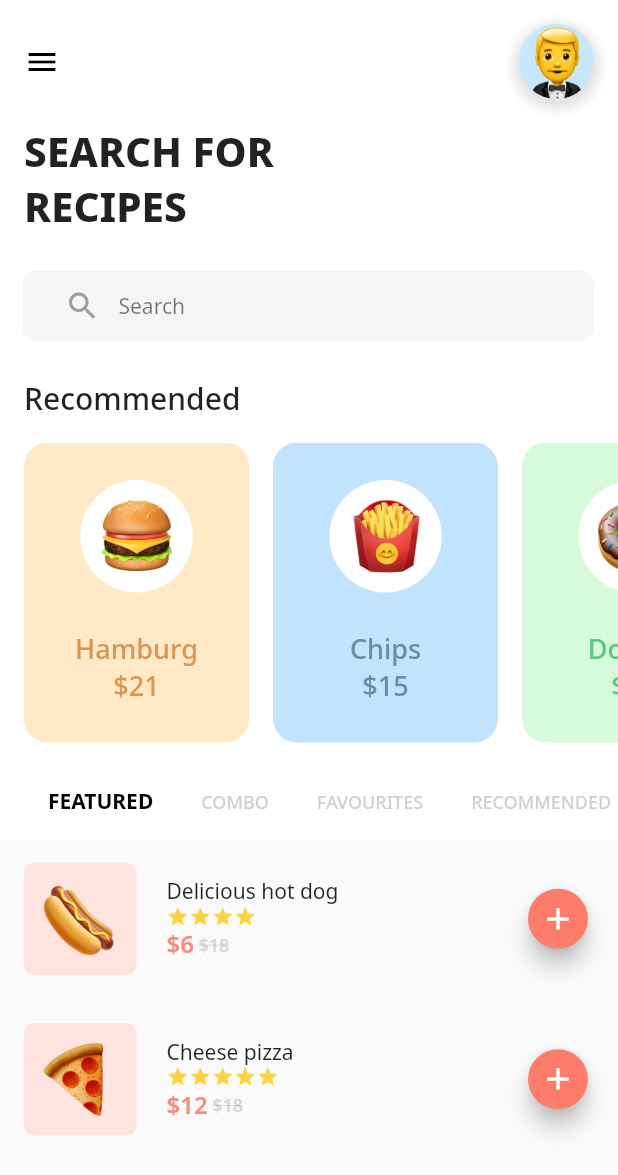
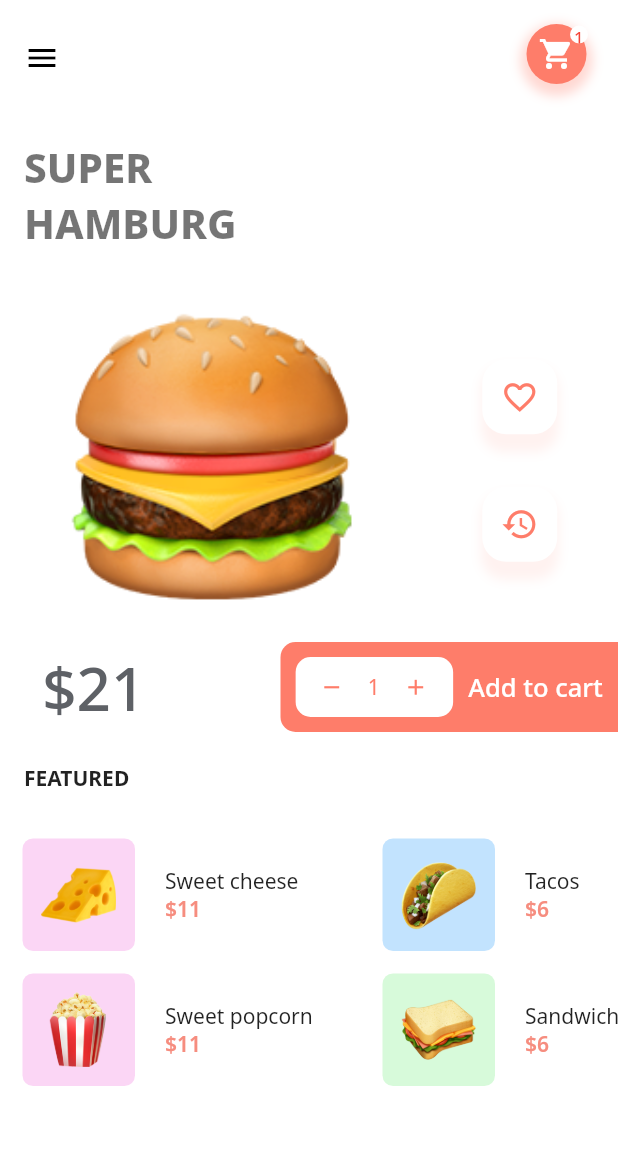
Before and after one commit to Omeiza17/emoji_food, a Flutter app: the screen it shows after launch, after a tap on "Hamburg", on a phone screen of 412 x 824 dp. Shown: the top 1175 px of the screen. Run offline on Flutter 3.47's test engine with Material 2 defaults, Android fonts, the phone set to English and light mode, and no system bars; drawn by our look-alikes of smooth_star_rating; our stand-ins replace google_fonts.

Commit message:
Presentation page of the second page completed.

```diff
--- /dev/null
+++ b/lib/presentation/food_item_page.dart
@@ -0,0 +1,380 @@
+import 'package:flutter/material.dart';
+import 'package:flutter/widgets.dart';
+
+class FoodItemPage extends StatefulWidget {
+  final imgPath, foodName, pricePerItem, heroTag;
+
+  FoodItemPage({
+    Key key,
+    this.imgPath,
+    this.foodName,
+    this.pricePerItem,
+    this.heroTag,
+  }) : super(key: key);
+
+  @override
+  _FoodItemPageState createState() => _FoodItemPageState();
+}
+
+class _FoodItemPageState extends State<FoodItemPage> {
+  var netPrice = 0.0;
+  var quantity = 1;
+
+  @override
+  Widget build(BuildContext context) {
+    return Scaffold(
+      backgroundColor: Colors.white,
+      body: ListView(
+        children: <Widget>[
+          Padding(
+            padding: EdgeInsets.all(16.0),
+            child: Row(
+              mainAxisAlignment: MainAxisAlignment.spaceBetween,
+              children: <Widget>[
+                Icon(Icons.menu, color: Colors.black),
+                Stack(
+                  children: <Widget>[
+                    Container(
+                      height: 45.0,
+                      width: 45.0,
+                      color: Colors.transparent,
+                    ),
+                    Container(
+                      height: 40.0,
+                      width: 40.0,
+                      decoration: BoxDecoration(boxShadow: [
+                        BoxShadow(
+                          color: Color(0xFFFE7D6A).withOpacity(0.3),
+                          blurRadius: 6.0,
+                          spreadRadius: 4.0,
+                          offset: Offset(0.0, 4.0),
+                        ),
+                      ], color: Color(0xFFFE7D6A), shape: BoxShape.circle),
+                      child: Center(
+                        child: Icon(
+                          Icons.shopping_cart,
+                          color: Colors.white,
+                        ),
+                      ),
+                    ),
+                    Positioned(
+                      top: 1.0,
+                      right: 4.0,
+                      child: Container(
+                        height: 12.0,
+                        width: 12.0,
+                        decoration: BoxDecoration(
+                          color: Colors.white,
+                          shape: BoxShape.circle,
+                        ),
+                        child: Center(
+                          child: Text(
+                            '1',
+                            style: Theme.of(context)
+                                .textTheme
+                                .caption
+                                .copyWith(color: Colors.red),
+                          ),
+                        ),
+                      ),
+                    )
+                  ],
+                ),
+              ],
+            ),
+          ),
+          SizedBox(height: 16.0),
+          Padding(
+            padding: const EdgeInsets.only(left: 16.0),
+            child: Text(
+              'SUPER',
+              style: Theme.of(context)
+                  .textTheme
+                  .headline4
+                  .copyWith(fontWeight: FontWeight.w800, fontSize: 27.0),
+            ),
+          ),
+          Padding(
+            padding: const EdgeInsets.only(left: 16.0),
+            child: Text(
+              widget.foodName.toString().toUpperCase(),
+              style: Theme.of(context)
+                  .textTheme
+                  .headline4
+                  .copyWith(fontWeight: FontWeight.w800, fontSize: 27.0),
+            ),
+          ),
+          SizedBox(height: 40.0),
+          Row(
+            mainAxisAlignment: MainAxisAlignment.spaceEvenly,
+            children: <Widget>[
+              Hero(
+                tag: widget.heroTag,
+                child: Container(
+                  height: 200.0,
+                  width: 200.0,
+                  decoration: BoxDecoration(
+                    image: DecorationImage(
+                      image: AssetImage(widget.imgPath),
+                      fit: BoxFit.cover,
+                    ),
+                  ),
+                ),
+              ),
+              SizedBox(height: 16.0),
+              Column(
+                children: <Widget>[
+                  Stack(
+                    children: <Widget>[
+                      Container(
+                        height: 45.0,
+                        width: 40.0,
+                        decoration: BoxDecoration(
+                          borderRadius: BorderRadius.circular(16.0),
+                          boxShadow: [
+                            BoxShadow(
+                              color: Color(0xFFFE7D6A).withOpacity(.1),
+                              blurRadius: 6.0,
+                              spreadRadius: 6.0,
+                              offset: Offset(5.0, 11.0),
+                            ),
+                          ],
+                        ),
+                      ),
+                      Container(
+                        height: 50.0,
+                        width: 50.0,
+                        decoration: BoxDecoration(
+                          borderRadius: BorderRadius.circular(16.0),
+                          color: Colors.white,
+                        ),
+                        child: Center(
+                          child: Icon(
+                            Icons.favorite_border,
+                            color: Color(0xFFFE7D6A),
+                            size: 25.0,
+                          ),
+                        ),
+                      ),
+                    ],
+                  ),
+                  SizedBox(height: 35.0),
+                  Stack(
+                    children: <Widget>[
+                      Container(
+                        height: 45.0,
+                        width: 40.0,
+                        decoration: BoxDecoration(
+                          borderRadius: BorderRadius.circular(16.0),
+                          boxShadow: [
+                            BoxShadow(
+                              color: Color(0xFFFE7D6A).withOpacity(.1),
+                              blurRadius: 6.0,
+                              spreadRadius: 6.0,
+                              offset: Offset(5.0, 11.0),
+                            ),
+                          ],
+                        ),
+                      ),
+                      Container(
+                        height: 50.0,
+                        width: 50.0,
+                        decoration: BoxDecoration(
+                          borderRadius: BorderRadius.circular(16.0),
+                          color: Colors.white,
+                        ),
+                        child: Center(
+                          child: Icon(
+                            Icons.restore,
+                            color: Color(0xFFFE7D6A),
+                            size: 25.0,
+                          ),
+                        ),
+                      ),
+                    ],
+                  ),
+                ],
+              ),
+            ],
+          ),
+          SizedBox(height: 16),
+          Row(
+            mainAxisAlignment: MainAxisAlignment.spaceBetween,
+            children: <Widget>[
+              Container(
+                height: 70.0,
+                width: 125.0,
+                color: Colors.white,
+                child: Center(
+                  child: Text(
+                    '\$${int.parse(widget.pricePerItem) * quantity}',
+                    style: Theme.of(context).textTheme.headline4.copyWith(
+                        fontSize: 40.0,
+                        color: Color(0xFF5E6166),
+                        fontWeight: FontWeight.w500),
+                  ),
+                ),
+              ),
+              Container(
+                height: 60.0,
+                width: 225.0,
+                decoration: BoxDecoration(
+                  color: Color(0xFFFE7D6A),
+                  borderRadius: BorderRadius.only(
+                    topLeft: Radius.circular(10.0),
+                    bottomLeft: Radius.circular(10.0),
+                  ),
+                ),
+                child: Row(
+                  mainAxisAlignment: MainAxisAlignment.spaceEvenly,
+                  children: <Widget>[
+                    Container(
+                      height: 40.0,
+                      width: 105.0,
+                      decoration: BoxDecoration(
+                        borderRadius: BorderRadius.circular(10.0),
+                        color: Colors.white,
+                      ),
+                      child: Row(
+                        children: <Widget>[
+                          IconButton(
+                            iconSize: 17.0,
+                            icon: Icon(Icons.remove, color: Color(0xFFFE7D6A)),
+                            onPressed: () {
+                              adjustQuantity('MINUS');
+                            },
+                          ),
+                          Text(
+                            '$quantity',
+                            style: Theme.of(context)
+                                .textTheme
+                                .bodyText2
+                                .copyWith(color: Color(0xFFFE7D6A)),
+                          ),
+                          IconButton(
+                            iconSize: 17.0,
+                            icon: Icon(Icons.add, color: Color(0xFFFE7D6A)),
+                            onPressed: () {
+                              adjustQuantity('PLUS');
+                            },
+                          ),
+                        ],
+                      ),
+                    ),
+                    Text(
+                      'Add to cart',
+                      style: Theme.of(context)
+                          .textTheme
+                          .bodyText1
+                          .copyWith(color: Colors.white, fontSize: 17.0),
+                    ),
+                  ],
+                ),
+              ),
+            ],
+          ),
+          Padding(
+            padding: EdgeInsets.all(16.0),
+            child: Text(
+              'FEATURED',
+              style: Theme.of(context)
+                  .textTheme
+                  .bodyText1
+                  .copyWith(fontWeight: FontWeight.w700),
+            ),
+          ),
+          Container(
+            height: 255.0,
+            width: MediaQuery.of(context).size.width,
+            child: ListView(
+              scrollDirection: Axis.horizontal,
+              children: <Widget>[_buildListItem('1'), _buildListItem('2')],
+            ),
+          ),
+        ],
+      ),
+    );
+  }
+
+  adjustQuantity(pressed) {
+    switch (pressed) {
+      case 'PLUS':
+        setState(() {
+          quantity += 1;
+        });
+        return;
+      case 'MINUS':
+        setState(() {
+          if (quantity != 0) {
+            quantity -= 1;
+          }
+        });
+        return;
+    }
+  }
+
+  _buildListItem(String columnNumber) {
+    return Padding(
+        padding: EdgeInsets.all(15.0),
+        child: Column(
+          children: <Widget>[
+            //Don't do this in a real app.
+            if (columnNumber == '1')
+              _buildColumnItem(
+                  'assets/cheese.png', 'Sweet cheese', '11', Color(0xFFFBD6F5)),
+            if (columnNumber == '1')
+              SizedBox(height: 15.0),
+            if (columnNumber == '1')
+              _buildColumnItem('assets/popcorn.png', 'Sweet popcorn', '11',
+                  Color(0xFFFBD6F5)),
+            if (columnNumber == '2')
+              _buildColumnItem(
+                  'assets/taco.png', 'Tacos', '6', Color(0xFFC2E3FE)),
+            if (columnNumber == '2')
+              SizedBox(height: 15.0),
+            if (columnNumber == '2')
+              _buildColumnItem(
+                  'assets/sandwich.png', 'Sandwich', '6', Color(0xFFD7FADA)),
+          ],
+        ));
+  }
+
+  _buildColumnItem(
+    String imgPath,
+    String foodName,
+    String price,
+    Color bgColor,
+  ) {
+    return Row(
+      mainAxisAlignment: MainAxisAlignment.spaceBetween,
+      children: <Widget>[
+        Container(
+          width: 210.0,
+          child: Row(
+            children: [
+              Container(
+                  height: 75.0,
+                  width: 75.0,
+                  decoration: BoxDecoration(
+                      borderRadius: BorderRadius.circular(7.0), color: bgColor),
+                  child: Center(
+                      child: Image.asset(imgPath, height: 50.0, width: 50.0))),
+              SizedBox(width: 20.0),
+              Column(
+                crossAxisAlignment: CrossAxisAlignment.start,
+                children: [
+                  Text(foodName, style: Theme.of(context).textTheme.bodyText2),
+                  Text(
+                    '\$$price',
+                    style: Theme.of(context).textTheme.bodyText1.copyWith(
+                        fontWeight: FontWeight.w600, color: Color(0xFFF68D7F)),
+                  ),
+                ],
+              )
+            ],
+          ),
+        )
+      ],
+    );
+  }
+}
--- a/lib/presentation/food_tab.dart
+++ b/lib/presentation/food_tab.dart
@@ -15,6 +15,7 @@ class _FoodTabState extends State<FoodTab> {
         children: <Widget>[
           _buildListItem('Delicious hot dog', 4.0, '6', 'assets/hotdog.png'),
           _buildListItem('Cheese pizza', 5.0, '12', 'assets/pizza.png'),
+          _buildListItem('Scrummy sandwich', 5.0, '9', 'assets/sandwich.png'),
         ],
       ),
     );
--- a/lib/presentation/home_page.dart
+++ b/lib/presentation/home_page.dart
@@ -1,3 +1,4 @@
+import 'package:emoji_food/presentation/food_item_page.dart';
 import 'package:emoji_food/presentation/food_tab.dart';
 import 'package:flutter/material.dart';
 import 'package:flutter/widgets.dart';
@@ -182,7 +183,16 @@ class _HomePageState extends State<HomePage>
       padding: EdgeInsets.only(left: 16.0),
       child: InkWell(
         onTap: () {
-          print('$foodName');
+          Navigator.of(context).push(
+            MaterialPageRoute(
+              builder: (context) => FoodItemPage(
+                heroTag: foodName,
+                foodName: foodName,
+                imgPath: imgPath,
+                pricePerItem: price,
+              ),
+            ),
+          );
         },
         child: Container(
           height: 175.0,
@@ -240,5 +250,3 @@ class _HomePageState extends State<HomePage>
     this._tabController = TabController(length: 4, vsync: this);
   }
 }
-
-// Lat stop : https://youtu.be/A1ski_fjSlY?list=PLogA2UbVIt0rcc9oJvfxEsuDrXR3ZXolB&t=1042
```
Also changed, not shown: 1 other file.
